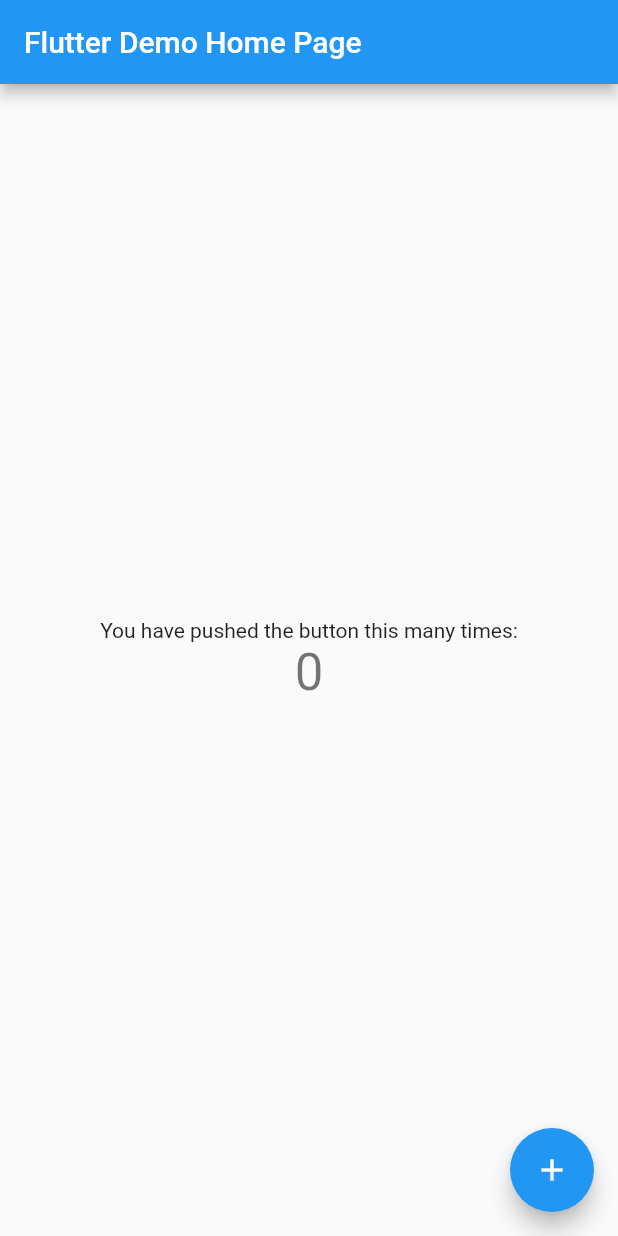
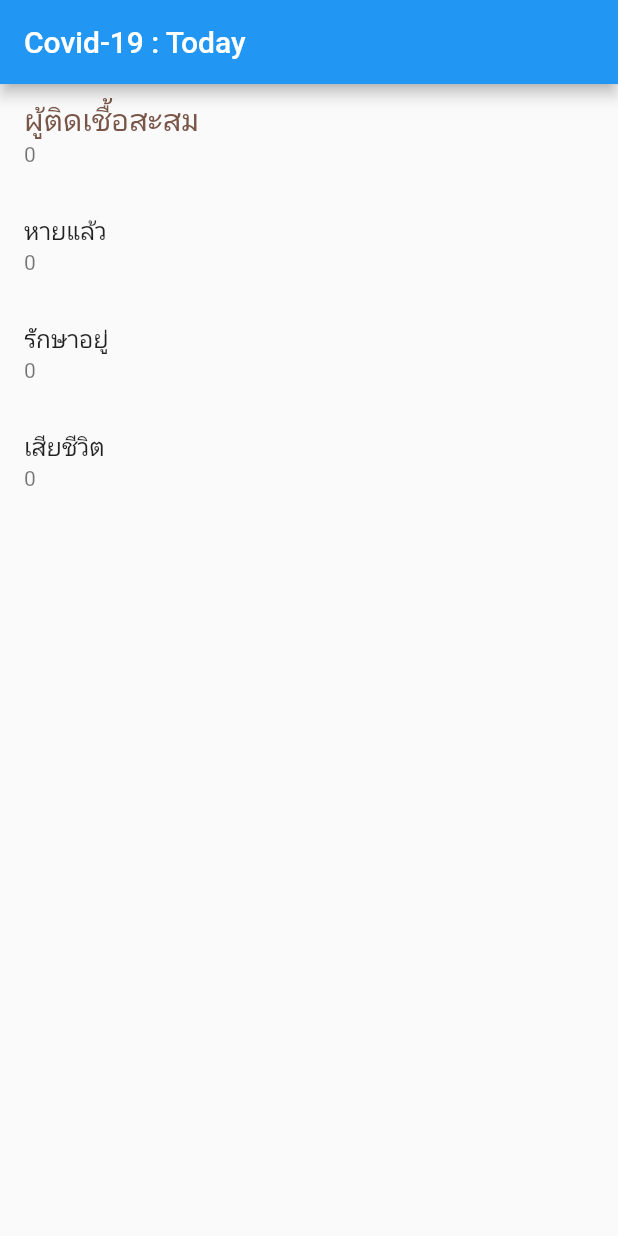
Before and after one commit to Alohadancemeow/Basic-Flutter-2, a Flutter app: the screen it shows after launch, on a phone screen of 412 x 824 dp. Run offline on Flutter 3.47's test engine with Material 2 defaults, Android fonts, the light colour scheme and no system bars; network calls fail.

Commit message:
So sleepy

```diff
--- a/flutter_app_covid/lib/main.dart
+++ b/flutter_app_covid/lib/main.dart
@@ -1,4 +1,7 @@
+import 'dart:developer';
 import 'package:flutter/material.dart';
+import 'package:flutter_app_covid/result.dart';
+import 'package:http/http.dart' as http;
 
 void main() {
   runApp(MyApp());
@@ -9,105 +12,80 @@
   @override
   Widget build(BuildContext context) {
     return MaterialApp(
-      title: 'Flutter Demo',
+      title: 'Flutter Demo 2',
       theme: ThemeData(
         // This is the theme of your application.
-        //
-        // Try running your application with "flutter run". You'll see the
-        // application has a blue toolbar. Then, without quitting the app, try
-        // changing the primarySwatch below to Colors.green and then invoke
-        // "hot reload" (press "r" in the console where you ran "flutter run",
-        // or simply save your changes to "hot reload" in a Flutter IDE).
-        // Notice that the counter didn't reset back to zero; the application
-        // is not restarted.
         primarySwatch: Colors.blue,
       ),
-      home: MyHomePage(title: 'Flutter Demo Home Page'),
+      home: MyHomePage(),
     );
   }
 }
 
 class MyHomePage extends StatefulWidget {
-  MyHomePage({Key key, this.title}) : super(key: key);
-
-  // This widget is the home page of your application. It is stateful, meaning
-  // that it has a State object (defined below) that contains fields that affect
-  // how it looks.
-
-  // This class is the configuration for the state. It holds the values (in this
-  // case the title) provided by the parent (in this case the App widget) and
-  // used by the build method of the State. Fields in a Widget subclass are
-  // always marked "final".
-
-  final String title;
-
   @override
   _MyHomePageState createState() => _MyHomePageState();
 }
 
 class _MyHomePageState extends State<MyHomePage> {
-  int _counter = 0;
+  //ตัวแปรฟิลด์
+  Result _resultFromWebAPI;
 
-  void _incrementCounter() {
+  //init จะถูกเรียกใช้ครั้งแรกและครั้งเดียว เมื่อเปิดแอป.
+  //ฉะนั้นจึงให้มันเรียกใช้งาน getData() ก่อนจะเข้าหน้าแอป.
+  @override
+  void initState() {
+    super.initState();
+    log("initState called");
+    getData();
+  }
+
+  Future<void> getData() async {
+    log("getData called");
+
+    //get url.
+    var url = "https://covid19.th-stat.com/api/open/today";
+    var response = await http.get(url);
+    log(response.body);
+
     setState(() {
-      // This call to setState tells the Flutter framework that something has
-      // changed in this State, which causes it to rerun the build method below
-      // so that the display can reflect the updated values. If we changed
-      // _counter without calling setState(), then the build method would not be
-      // called again, and so nothing would appear to happen.
-      _counter++;
+      //ส่งไปจำแนก
+      //แล้วเก็บลงที่ตัวแปร
+      _resultFromWebAPI = resultFromJson(response.body);
     });
   }
 
   @override
   Widget build(BuildContext context) {
-    // This method is rerun every time setState is called, for instance as done
-    // by the _incrementCounter method above.
-    //
-    // The Flutter framework has been optimized to make rerunning build methods
-    // fast, so that you can just rebuild anything that needs updating rather
-    // than having to individually change instances of widgets.
+    log("Build called");
     return Scaffold(
-      appBar: AppBar(
-        // Here we take the value from the MyHomePage object that was created by
-        // the App.build method, and use it to set our appbar title.
-        title: Text(widget.title),
-      ),
-      body: Center(
-        // Center is a layout widget. It takes a single child and positions it
-        // in the middle of the parent.
-        child: Column(
-          // Column is also a layout widget. It takes a list of children and
-          // arranges them vertically. By default, it sizes itself to fit its
-          // children horizontally, and tries to be as tall as its parent.
-          //
-          // Invoke "debug painting" (press "p" in the console, choose the
-          // "Toggle Debug Paint" action from the Flutter Inspector in Android
-          // Studio, or the "Toggle Debug Paint" command in Visual Studio Code)
-          // to see the wireframe for each widget.
-          //
-          // Column has various properties to control how it sizes itself and
-          // how it positions its children. Here we use mainAxisAlignment to
-          // center the children vertically; the main axis here is the vertical
-          // axis because Columns are vertical (the cross axis would be
-          // horizontal).
-          mainAxisAlignment: MainAxisAlignment.center,
-          children: <Widget>[
-            Text(
-              'You have pushed the button this many times:',
+        appBar: AppBar(
+          title: Text("Covid-19 : Today"),
+        ),
+        //ListView
+        body: ListView(
+          children: [
+            ListTile(
+              title: Text(
+                "ผู้ติดเชื้อสะสม",
+                style: TextStyle(fontSize: 20, color: Colors.brown),
+              ),
+              subtitle: Text("${_resultFromWebAPI?.confirmed ?? "0"}"),
+              // ?? = ถ้าหากข้อมูลเป็น null ให้แทนด้วย 0
             ),
-            Text(
-              '$_counter',
-              style: Theme.of(context).textTheme.headline4,
+            ListTile(
+              title: Text("หายแล้ว"),
+              subtitle: Text("${_resultFromWebAPI?.recovered ?? "0"}"),
             ),
+            ListTile(
+              title: Text("รักษาอยู่"),
+              subtitle: Text("${_resultFromWebAPI?.hospitalized ?? "0"}"),
+            ),
+            ListTile(
+              title: Text("เสียชีวิต"),
+              subtitle: Text("${_resultFromWebAPI?.deaths ?? "0"}"),
+            )
           ],
-        ),
-      ),
-      floatingActionButton: FloatingActionButton(
-        onPressed: _incrementCounter,
-        tooltip: 'Increment',
-        child: Icon(Icons.add),
-      ), // This trailing comma makes auto-formatting nicer for build methods.
-    );
+        ));
   }
 }
--- /dev/null
+++ b/flutter_app_covid/lib/result.dart
@@ -0,0 +1,73 @@
+// To parse this JSON data, do
+//
+//     final result = resultFromJson(jsonString);
+
+import 'dart:convert';
+
+Result resultFromJson(String str) => Result.fromJson(json.decode(str));
+
+String resultToJson(Result data) => json.encode(data.toJson());
+
+class Result {
+  Result({
+    this.confirmed,
+    this.recovered,
+    this.hospitalized,
+    this.deaths,
+    this.newConfirmed,
+    this.newRecovered,
+    this.newHospitalized,
+    this.newDeaths,
+    this.updateDate,
+    this.source,
+    this.devBy,
+    this.severBy,
+  });
+
+  int confirmed;
+  int recovered;
+  int hospitalized;
+  int deaths;
+  int newConfirmed;
+  int newRecovered;
+  int newHospitalized;
+  int newDeaths;
+  String updateDate;
+  String source;
+  String devBy;
+  String severBy;
+
+  factory Result.fromJson(Map<String, dynamic> json) => Result(
+        confirmed: json["Confirmed"] == null ? null : json["Confirmed"],
+        recovered: json["Recovered"] == null ? null : json["Recovered"],
+        hospitalized:
+            json["Hospitalized"] == null ? null : json["Hospitalized"],
+        deaths: json["Deaths"] == null ? null : json["Deaths"],
+        newConfirmed:
+            json["NewConfirmed"] == null ? null : json["NewConfirmed"],
+        newRecovered:
+            json["NewRecovered"] == null ? null : json["NewRecovered"],
+        newHospitalized:
+            json["NewHospitalized"] == null ? null : json["NewHospitalized"],
+        newDeaths: json["NewDeaths"] == null ? null : json["NewDeaths"],
+        updateDate: json["UpdateDate"] == null ? null : json["UpdateDate"],
+        source: json["Source"] == null ? null : json["Source"],
+        devBy: json["DevBy"] == null ? null : json["DevBy"],
+        severBy: json["SeverBy"] == null ? null : json["SeverBy"],
+      );
+
+  Map<String, dynamic> toJson() => {
+        "Confirmed": confirmed == null ? null : confirmed,
+        "Recovered": recovered == null ? null : recovered,
+        "Hospitalized": hospitalized == null ? null : hospitalized,
+        "Deaths": deaths == null ? null : deaths,
+        "NewConfirmed": newConfirmed == null ? null : newConfirmed,
+        "NewRecovered": newRecovered == null ? null : newRecovered,
+        "NewHospitalized": newHospitalized == null ? null : newHospitalized,
+        "NewDeaths": newDeaths == null ? null : newDeaths,
+        "UpdateDate": updateDate == null ? null : updateDate,
+        "Source": source == null ? null : source,
+        "DevBy": devBy == null ? null : devBy,
+        "SeverBy": severBy == null ? null : severBy,
+      };
+}
--- a/flutter_app_covid/pubspec.yaml
+++ b/flutter_app_covid/pubspec.yaml
@@ -28,6 +28,7 @@
   # The following adds the Cupertino Icons font to your application.
   # Use with the CupertinoIcons class for iOS style icons.
   cupertino_icons: ^1.0.2
+  http: ^0.12.2
 
 dev_dependencies:
   flutter_test:
```
Also changed, not shown: flutter_app_covid/pubspec.lock.
